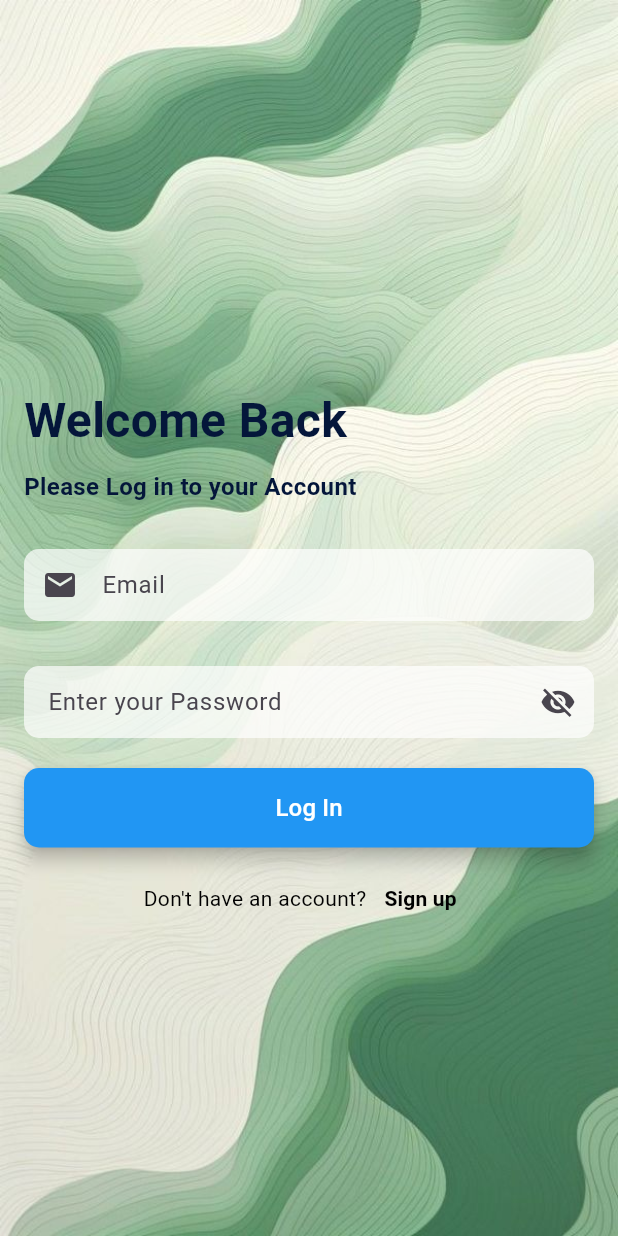
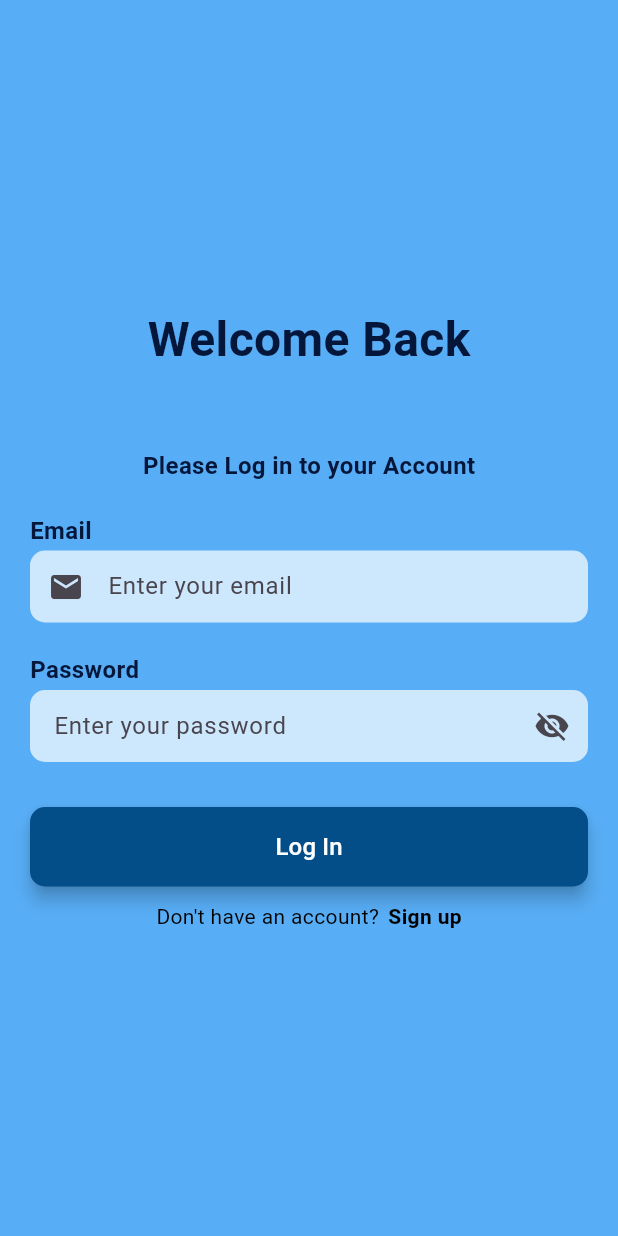
Before and after one commit to gunanidhi-ms/flutter_project_1, a Flutter app: the screen it shows after launch, on a phone screen of 412 x 824 dp. Run offline on Flutter 3.47's test engine with Material 3 defaults, Android fonts, the phone set to English and light mode, and no system bars; our stand-ins replace sqflite_common_ffi; accounts and stored records are empty.

Commit message:
Final Changes completed

```diff
--- a/lib/screens/login.dart
+++ b/lib/screens/login.dart
@@ -1,6 +1,7 @@
 import 'package:flutter/material.dart';
 import 'package:flutter/services.dart';
 import 'package:flutter_project_1/db_helper.dart';
+import 'package:flutter_project_1/screens/services/email_validator_service.dart';
 import '../widgets/custom_scaffold.dart';
 import 'utils.dart'; // Make sure this import is correct
 import 'signup_page.dart';
@@ -15,51 +16,68 @@ class LoginScreen extends StatefulWidget {
 
 class _LoginScreenState extends State<LoginScreen> {
   bool _obscureText = true;
+  String? _emailError;
   final TextEditingController _emailController = TextEditingController();
   final TextEditingController _passwordController = TextEditingController();
 
   void _showMessage(String message) {
-    ScaffoldMessenger.of(context).showSnackBar(SnackBar(content: Text(message)));
+    ScaffoldMessenger.of(
+      context,
+    ).showSnackBar(SnackBar(content: Text(message)));
+  }
+
+  void _emailValidate(String email) {
+    validateEmail(email, true, (error) {
+      setState(() => _emailError = error);
+    });
   }
 
   @override
   Widget build(BuildContext context) {
     return CustomScaffold(
       child: Padding(
-        padding: const EdgeInsets.all(16.0),
+        padding: const EdgeInsets.symmetric(horizontal: 20, vertical: 20),
         child: Column(
           mainAxisAlignment: MainAxisAlignment.center,
           crossAxisAlignment: CrossAxisAlignment.stretch,
           children: [
-            buildText('Welcome Back', fontSize: 32),
-            const SizedBox(height: 10),
-            buildText('Please Log in to your Account', fontSize: 16, isBold: true),
-            const SizedBox(height: 30),
+            Center(child: buildText('Welcome Back', fontSize: 32)),
+            const SizedBox(height: 50),
+            Center(child:buildText(
+              'Please Log in to your Account',
+              fontSize: 16,
+              isBold: true,
+            )),
+            const SizedBox(height: 20),
 
             buildCustomTextField(
               _emailController,
               const Key('emailField'),
               'Email',
+              'Enter your email',
+              errorText: _emailError,
               prefixIcon: const Icon(Icons.email),
               keyboardType: TextInputType.emailAddress,
+              onChanged: _emailValidate,
             ),
 
-            const SizedBox(height: 30),
+            const SizedBox(height: 20),
 
             buildCustomTextField(
               _passwordController,
               const Key('passwordField'),
-              'Enter your Password',
+              'Password',
+              'Enter your password',
               obscureText: _obscureText,
-              suffixIconData: _obscureText ? Icons.visibility_off : Icons.visibility,
+              suffixIconData:
+                  _obscureText ? Icons.visibility_off : Icons.visibility,
               onPressed: () {
                 setState(() {
                   _obscureText = !_obscureText;
                 });
               },
             ),
-
-            const SizedBox(height: 20),
+            const SizedBox(height:30),
 
             ElevatedButton(
               onPressed: () async {
@@ -69,9 +87,8 @@ class _LoginScreenState extends State<LoginScreen> {
                 if (email.isEmpty || password.isEmpty) {
                   _showMessage('Please fill in all fields');
                   return;
-                }
-                if (getEmailValidationError(email)){
-                  _showMessage('Please enter a valid email');
+                } else if (_emailError != null) {
+                  _showMessage(_emailError!);
                   return;
                 }
 
@@ -80,15 +97,20 @@ class _LoginScreenState extends State<LoginScreen> {
                   _showMessage('Login Successful for ${user.email}');
                   Navigator.pushReplacement(
                     context,
-                    MaterialPageRoute(builder: (context) => ProfilePage(user: user)),
+                    MaterialPageRoute(
+                      builder: (context) => ProfilePage(user: user),
+                    ),
                   );
                 } else {
-                  _showMessage('Invalid email or password');
+                  _showMessage('Invalid password');
                 }
               },
               style: ElevatedButton.styleFrom(
-                backgroundColor: Colors.blue,
-                padding: const EdgeInsets.symmetric(horizontal: 50, vertical: 15),
+                backgroundColor: const Color.fromARGB(255, 3, 78, 136),
+                padding: const EdgeInsets.symmetric(
+                  horizontal: 50,
+                  vertical: 15,
+                ),
                 shape: RoundedRectangleBorder(
                   borderRadius: BorderRadius.circular(10),
                 ),
@@ -105,17 +127,27 @@ class _LoginScreenState extends State<LoginScreen> {
             Row(
               mainAxisAlignment: MainAxisAlignment.center,
               children: [
-                const Text("Don't have an account?", style: TextStyle(color: Colors.black)),
-                TextButton(
-                  onPressed: () {
+                const Text(
+                  "Don't have an account?",
+                  style: TextStyle(color: Colors.black),
+                ),
+                const SizedBox(width: 6), // spacing between texts
+                InkWell(
+                  onTap: () {
                     Navigator.push(
                       context,
-                      MaterialPageRoute(builder: (context) => const SignupPage()),
+                      MaterialPageRoute(
+                        builder: (context) => const SignupPage(),
+                      ),
                     );
                   },
                   child: const Text(
                     "Sign up",
-                    style: TextStyle(color: Colors.black, fontWeight: FontWeight.bold),
+                    style: TextStyle(
+                      color: Colors.black,
+                      fontWeight: FontWeight.bold,
+
+                    ),
                   ),
                 ),
               ],
--- a/lib/screens/profile.dart
+++ b/lib/screens/profile.dart
@@ -221,7 +221,6 @@ class _ProfilePageState extends State<ProfilePage> {
                   fontWeight: FontWeight.bold,
                   fontSize: 14,
                   color: Colors.deepPurple[300])),
-          SizedBox(height: 2),
           Row(
             children: [
               Expanded(
--- a/lib/screens/services/email_validator_service.dart
+++ b/lib/screens/services/email_validator_service.dart
@@ -1,10 +1,44 @@
-class EmailValidatorService {
-  static bool isEmailValid(String email) {
-    // Simple email regex pattern
-    final RegExp emailRegex = RegExp(
-      r"^[\w-\.]+@([\w-]+\.)+[\w-]{2,4}$",
-    );
+import '/db_helper.dart';
 
-    return emailRegex.hasMatch(email);
+bool isEmailValid(String? email) {
+  if (email == null || email.trim().isEmpty) return false;
+
+  email = email.trim();
+
+  // Improved regex that requires at least one dot in domain and valid TLD
+  final RegExp emailRegex = RegExp(
+    r'^[a-zA-Z0-9._%+-]+@' // local part
+    r'(?:[a-zA-Z0-9-]+\.)+' // domain name(s)
+    r'[a-zA-Z]{2,}$', // TLD (e.g. com, org, in)
+  );
+
+  return emailRegex.hasMatch(email);
+}
+
+Future<void> validateEmail(
+  String email,
+  bool isLogin, // true for login, false for signup
+  void Function(String? error) onErrorUpdate,
+) async {
+  if (!isEmailValid(email)) {
+    onErrorUpdate('Please enter a valid email address');
+    return;
+  } else {
+    bool exists = await DBHelper().userExists(email);
+
+    if (isLogin) {
+      if (!exists) {
+        onErrorUpdate('Email not registered');
+      } else {
+        onErrorUpdate(null); // valid
+      }
+    } else {
+      // Signup: return error if email already exists
+      if (exists) {
+        onErrorUpdate('Email already registered');
+      } else {
+        onErrorUpdate(null); // valid
+      }
+    }
   }
 }
--- a/lib/screens/utils.dart
+++ b/lib/screens/utils.dart
@@ -1,12 +1,8 @@
 import 'package:flutter/material.dart';
 import 'package:flutter/services.dart';
-import 'package:flutter_project_1/screens/services/email_validator_service.dart';
 
-Widget buildText(
-  String text, {
-  double fontSize = 32,
-  bool isBold = true,
-}) {
+
+Widget buildText(String text, {double fontSize =32, bool isBold = true}) {
   return Text(
     text,
     style: TextStyle(
@@ -41,7 +37,8 @@ InputDecoration buildInputDecoration(
 Widget buildCustomTextField(
   TextEditingController controller,
   Key? key,
-  String label, {
+  String label,
+  String hint,{
   String? errorText,
   bool obscureText = false,
   Widget? prefixIcon,
@@ -51,65 +48,82 @@ Widget buildCustomTextField(
   List<TextInputFormatter>? inputFormatters,
   void Function(String)? onChanged,
 }) {
-  return TextField(
+  return Column(
+    mainAxisSize: MainAxisSize.min,
+    crossAxisAlignment: CrossAxisAlignment.start,
+    children: [
+      Text(
+        label,
+        style: const TextStyle(
+          fontSize: 16,
+          fontWeight: FontWeight.bold,
+          color: Color.fromARGB(255, 4, 22, 58),
+        ),
+      ),
+      const SizedBox(height: 2),
+      TextField(
         controller: controller,
         key: key,
         obscureText: obscureText,
         decoration: buildInputDecoration(
-      label,
+          hint,
           errorText: errorText,
           prefixIcon: prefixIcon,
-      suffixIcon: suffixIconData != null
-          ? IconButton(
-              icon: Icon(suffixIconData),
-              onPressed: onPressed,
-            )
+          suffixIcon:
+              suffixIconData != null
+                  ? IconButton(icon: Icon(suffixIconData), onPressed: onPressed)
                   : null,
         ),
         keyboardType: keyboardType,
         inputFormatters: inputFormatters,
         onChanged: onChanged,
+      ),
+    ],
   );
 }
 
 Widget buildCustomDropdown(
   Key? key,
   String? value,
+  String label,
+  String hint,
   List<DropdownMenuItem<String>> items,
-  String hintText,
-   void Function(String?) onChanged,
-  {bool isExpanded = true,
+  void Function(String?) onChanged, {
+  bool isExpanded = true,
   bool hideUnderline = false,
   bool useFormField = true,
   String? errorText,
 }) {
   final dropdown = DropdownButton<String>(
+    padding: EdgeInsets.symmetric(horizontal: 20, vertical: 10),
     key: key,
     value: value,
     items: items,
-    hint: Text(hintText),
+    hint: Text(label),
     isExpanded: isExpanded,
     onChanged: onChanged,
   );
 
-  if (!useFormField) {
-    return hideUnderline
-        ? DropdownButtonHideUnderline(child: dropdown)
-        : dropdown;
-  }
-
-  return DropdownButtonFormField<String>(
+  return Column(
+    crossAxisAlignment: CrossAxisAlignment.start,
+    children: [
+      Text(
+        label,
+        style: const TextStyle(
+          fontSize: 16,
+          fontWeight: FontWeight.bold,
+          color: Color.fromARGB(255, 4, 22, 58),
+        ),
+      ),
+      const SizedBox(height: 2),
+      DropdownButtonFormField<String>(
         key: key,
         value: value,
         items: items,
-    decoration: buildInputDecoration(hintText, errorText: errorText),
+        decoration: buildInputDecoration(label, errorText: errorText),
         isExpanded: isExpanded,
         onChanged: onChanged,
+      ),
+    ],
   );
 }
-
-
-// utils.dart
-bool getEmailValidationError(String email) {
-  return !EmailValidatorService.isEmailValid(email);
-}
--- a/lib/widgets/custom_scaffold.dart
+++ b/lib/widgets/custom_scaffold.dart
@@ -1,27 +1,57 @@
+import 'dart:io' show Platform;
+import 'package:flutter/foundation.dart' show kIsWeb;
 import 'package:flutter/material.dart';
 
 class CustomScaffold extends StatelessWidget {
-  const CustomScaffold({super.key, this.child});
-  final Widget? child;
+  const CustomScaffold({super.key, required this.child});
+
+  final Widget child;
+
+  static const double maxContentWidth = 600;
+
+  bool _isDesktopPlatform() {
+    // Platform checks only work outside web
+    if (kIsWeb) return true;
+    return Platform.isWindows || Platform.isMacOS;
+  }
+
   @override
   Widget build(BuildContext context) {
-    return Scaffold(                          //Scaffold()  gives basic structiure for our app
-      appBar: AppBar(
-        backgroundColor: Colors.transparent,  //AppBar reserves space at top so make it transparent
-        elevation: 0,
-      ),
-      extendBodyBehindAppBar: true,           //to extend the bg behind the AppBar
+    final isDesktop = _isDesktopPlatform();
+
+    return Scaffold(
+      //appBar: AppBar(
+        //backgroundColor: Colors.transparent,  //AppBar reserves space at top so make it transparent
+        //elevation: 0,
+      //),
+      //extendBodyBehindAppBar: true,
       body: Stack(
-        children: [                           //body can have many components
-          Image.asset(
-            'assets/images/bg.jpg',
-            fit: BoxFit.cover,
+        children: [
+        Container(
             width: double.infinity,
             height: double.infinity,
+            color: Color.fromRGBO(33, 150, 243, 0.75) // 75% opacity for Colors.blue
           ),
-          SafeArea(                           // so that the text is inside the frame
-            child: child!,
-          )
+          SafeArea(
+            child: Center(
+              child: ConstrainedBox(
+                constraints: isDesktop
+                    ? const BoxConstraints(maxWidth: maxContentWidth, maxHeight: 720)
+                    : const BoxConstraints(maxWidth: double.infinity, maxHeight: double.infinity),
+                child: isDesktop
+                    ? Container(
+                        padding: const EdgeInsets.all(20),
+                        decoration: BoxDecoration(
+                          color: Colors.blue, // 90% transparent
+                          borderRadius: BorderRadius.circular(20),
+
+                        ),
+                        child: child,
+                      )
+                    : child,
+              ),
+            ),
+          ),
         ],
       ),
     );
```
Also changed, not shown: lib/screens/signup_page.dart (+56 -42 lines). Lines whose indentation alone changed are shown as unchanged.
